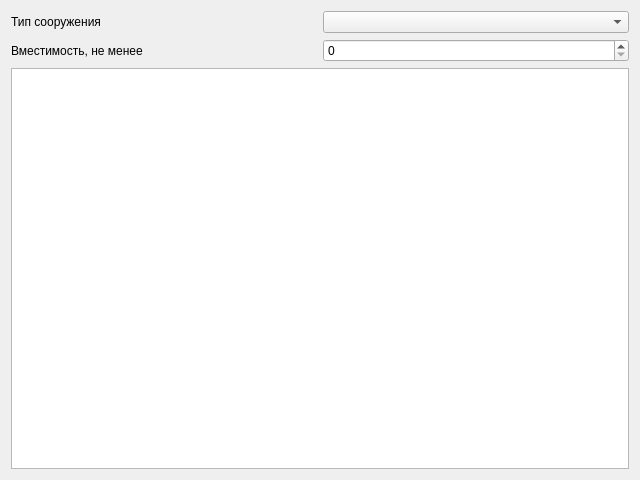
drWebber/CourseWork, file viewers/facilityviewer.ui: the form before one commit.
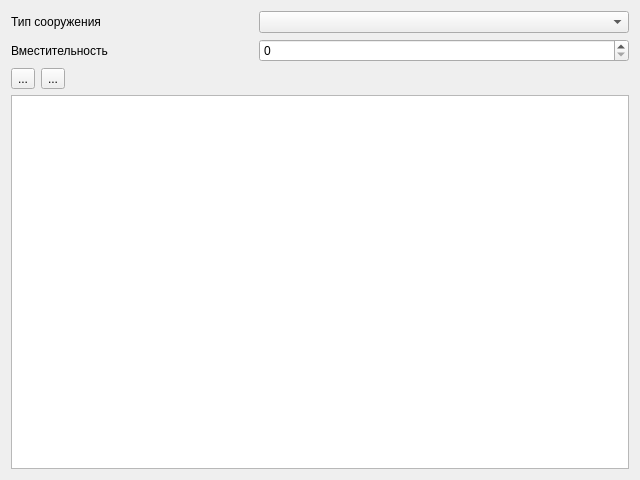
The form after the commit.

Commit message: facilityViewer в процессе

```diff
--- a/viewers/facilityviewer.ui
+++ b/viewers/facilityviewer.ui
@@ -15,34 +15,52 @@
   </property>
   <layout class="QGridLayout" name="gridLayout_2">
    <item row="0" column="0">
-    <layout class="QGridLayout" name="gridLayout">
-     <item row="0" column="1">
-      <widget class="QComboBox" name="cbFacilityType"/>
+    <layout class="QGridLayout" name="gridLayout_3">
+     <item row="3" column="1" colspan="5">
+      <widget class="QTableView" name="tableView">
+       <attribute name="horizontalHeaderStretchLastSection">
+        <bool>true</bool>
+       </attribute>
+      </widget>
      </item>
-     <item row="2" column="0" colspan="2">
-      <widget class="QTableView" name="tableView"/>
+     <item row="2" column="1">
+      <widget class="QToolButton" name="tbnAddRow">
+       <property name="text">
+        <string>...</string>
+       </property>
+      </widget>
      </item>
-     <item row="0" column="0">
+     <item row="0" column="1" colspan="3">
       <widget class="QLabel" name="label">
        <property name="text">
         <string>Тип сооружения</string>
        </property>
       </widget>
      </item>
-     <item row="1" column="0">
+     <item row="1" column="1" colspan="3">
       <widget class="QLabel" name="label_2">
        <property name="text">
-        <string>Вместимость, не менее</string>
+        <string>Вместительность</string>
        </property>
       </widget>
      </item>
-     <item row="1" column="1">
+     <item row="0" column="4" colspan="2">
+      <widget class="QComboBox" name="cbType"/>
+     </item>
+     <item row="1" column="4" colspan="2">
       <widget class="QSpinBox" name="sbCapacity">
        <property name="maximum">
         <number>99999</number>
        </property>
        <property name="singleStep">
-        <number>100</number>
+        <number>1000</number>
+       </property>
+      </widget>
+     </item>
+     <item row="2" column="2">
+      <widget class="QToolButton" name="tbnDeleteRow">
+       <property name="text">
+        <string>...</string>
        </property>
       </widget>
      </item>
```
The commit also changes 15 other files.
